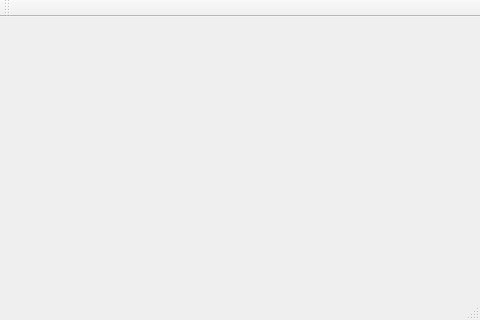
Old version of the form mainwindow.ui in the repository 2019202339/QtTowerDefence.
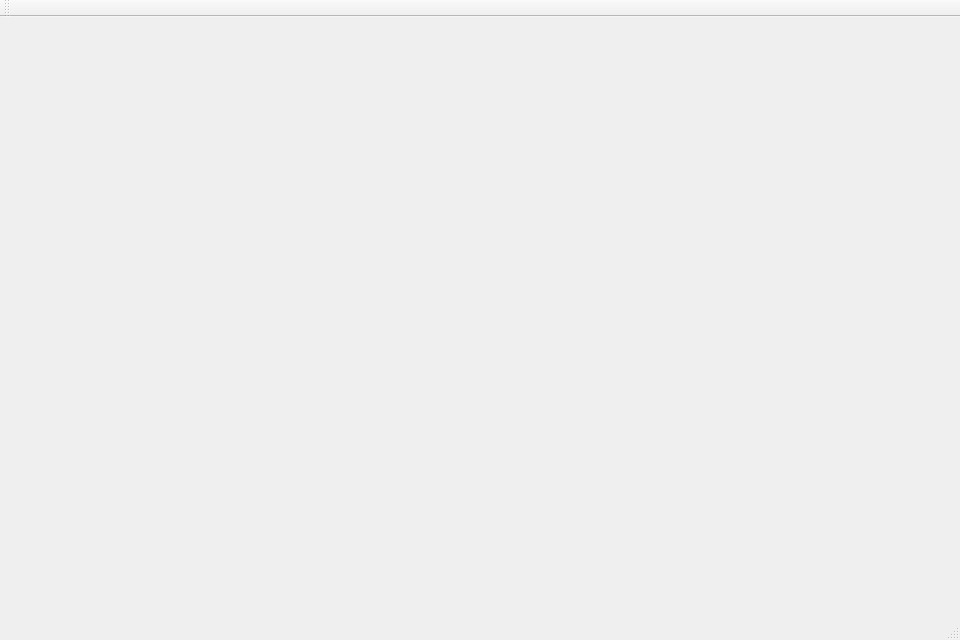
New version of the form.

```diff
--- a/mainwindow.ui
+++ b/mainwindow.ui
@@ -6,20 +6,20 @@
    <rect>
     <x>0</x>
     <y>0</y>
-    <width>480</width>
-    <height>320</height>
+    <width>960</width>
+    <height>640</height>
    </rect>
   </property>
   <property name="minimumSize">
    <size>
-    <width>480</width>
-    <height>320</height>
+    <width>960</width>
+    <height>640</height>
    </size>
   </property>
   <property name="maximumSize">
    <size>
-    <width>480</width>
-    <height>320</height>
+    <width>960</width>
+    <height>640</height>
    </size>
   </property>
   <property name="windowTitle">
```
Left out of the diff: 2 changed lines with no effect on the pictures.
